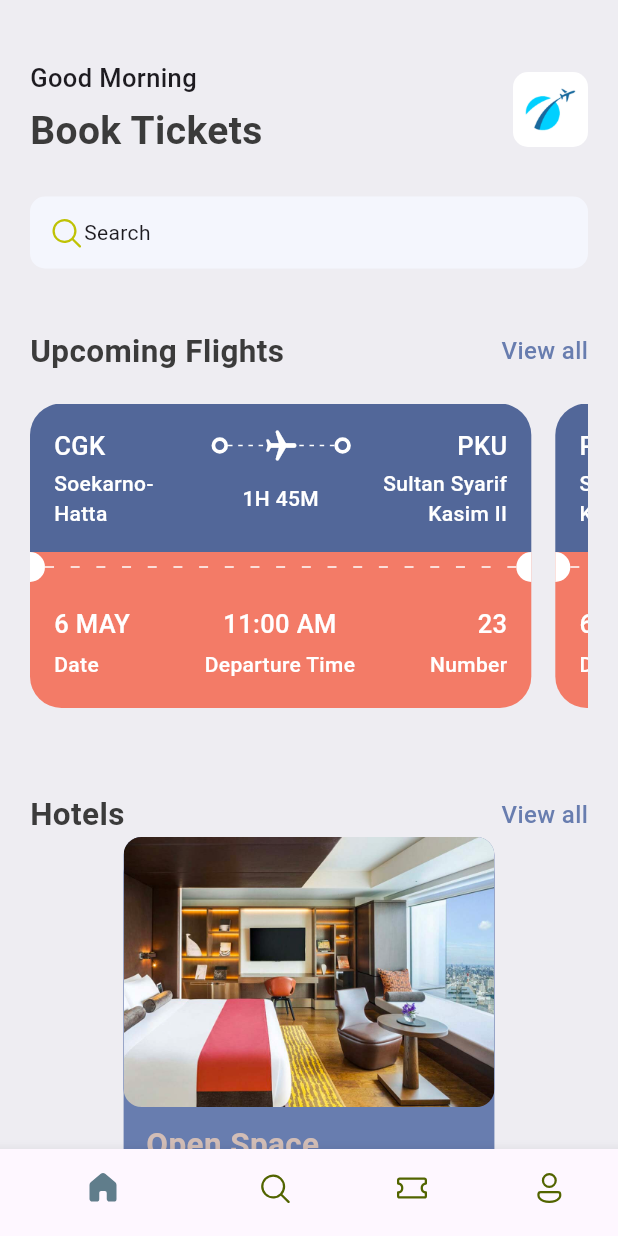
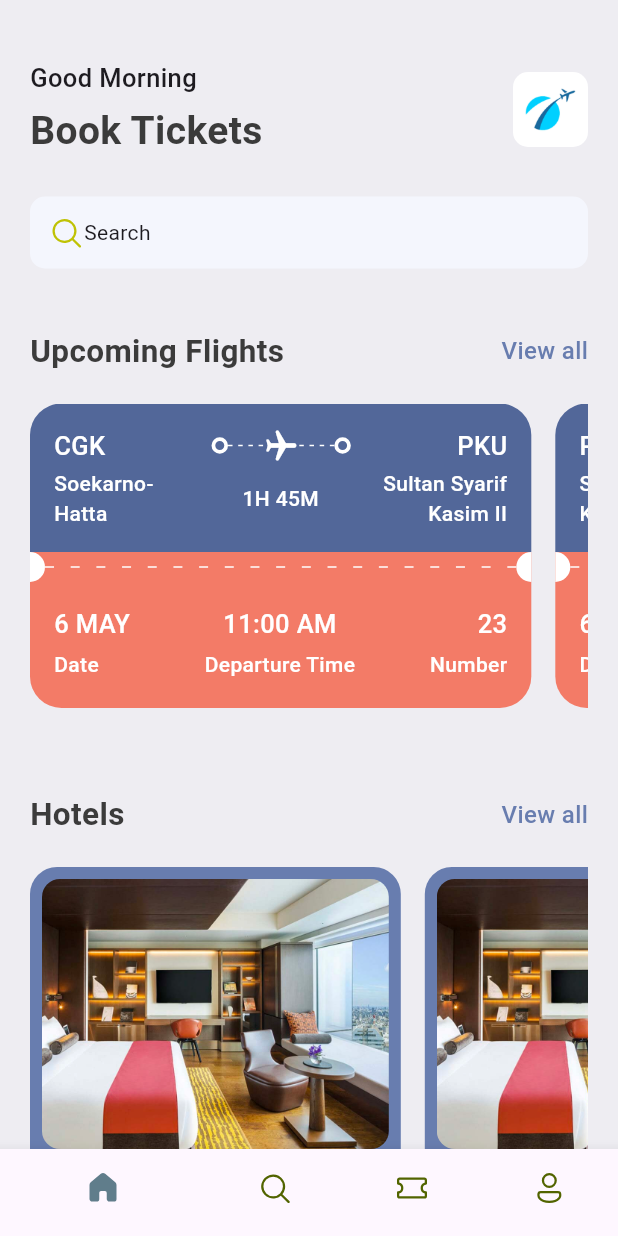
Before and after one commit to azrinurvani/Flutter-Ticket, a Flutter app: the screen it shows after launch, on a phone screen of 412 x 824 dp. Run offline on Flutter 3.47's test engine with Material 3 defaults, Android fonts, the phone set to English and light mode, and no system bars; our stand-ins replace fluentui_icons.

Commit message:
Implement Horizontal Scroll Hotel Card

```diff
--- a/lib/screens/home_screen.dart
+++ b/lib/screens/home_screen.dart
@@ -24,6 +24,7 @@ class HomeScreen extends StatelessWidget {
           Container(
             padding: const EdgeInsets.symmetric(horizontal: 20),
             child: Column(
+              crossAxisAlignment: CrossAxisAlignment.start,
               children: [
                 Row(
                   mainAxisAlignment: MainAxisAlignment.spaceBetween,
@@ -112,7 +113,22 @@ class HomeScreen extends StatelessWidget {
                     AppRoutes.allTickets,
                   ),
                 ),
-                Hotel(),
+                const SizedBox(
+                  height: 20,
+                ),
+                SingleChildScrollView(
+                  scrollDirection: Axis.horizontal,
+                  child: Row(
+                    children: [
+                      Hotel(),
+                      Hotel(),
+                      Hotel(),
+                      Hotel(),
+                      Hotel(),
+                      Hotel(),
+                    ],
+                  ),
+                ),
               ],
             ),
           ),
--- a/lib/screens/widgets/hotel.dart
+++ b/lib/screens/widgets/hotel.dart
@@ -9,11 +9,13 @@ class Hotel extends StatelessWidget {
   Widget build(BuildContext context) {
     final size = MediaQuery.of(context).size;
     return Container(
+      padding: const EdgeInsets.all(8.0),
       width: size.width * 0.6,
       height: 350,
+      margin: const EdgeInsets.only(right: 16),
       decoration: BoxDecoration(
         color: AppStyles.primaryColor,
-        borderRadius: BorderRadius.circular(24),
+        borderRadius: BorderRadius.circular(18),
       ),
       child: Column(
         crossAxisAlignment: CrossAxisAlignment.start, //horizontal alignment
```
